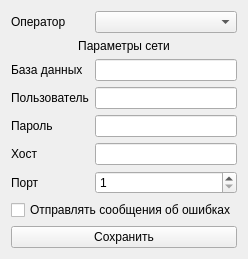
This is src/usonicapp/forms/settings.ui in Kneshal/usonicApp as Qt 5 draws it before an edit. The edited form follows.
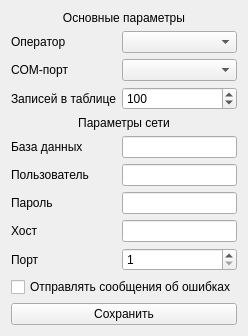
This is the edited form.

What changed in the file:
```diff
--- a/src/usonicapp/forms/settings.ui
+++ b/src/usonicapp/forms/settings.ui
@@ -7,7 +7,7 @@
     <x>0</x>
     <y>0</y>
     <width>229</width>
-    <height>241</height>
+    <height>286</height>
    </rect>
   </property>
   <property name="windowTitle">
@@ -16,14 +16,53 @@
   <layout class="QVBoxLayout" name="verticalLayout">
    <item>
     <layout class="QFormLayout" name="formLayout">
-     <item row="0" column="0">
+     <item row="0" column="0" colspan="2">
+      <widget class="QLabel" name="label_10">
+       <property name="text">
+        <string>Основные параметры</string>
+       </property>
+       <property name="alignment">
+        <set>Qt::AlignCenter</set>
+       </property>
+      </widget>
+     </item>
+     <item row="1" column="0">
       <widget class="QLabel" name="label">
        <property name="text">
         <string>Оператор</string>
        </property>
       </widget>
      </item>
-     <item row="1" column="0" colspan="2">
+     <item row="1" column="1">
+      <widget class="QComboBox" name="combobox_user"/>
+     </item>
+     <item row="3" column="0">
+      <widget class="QLabel" name="label_9">
+       <property name="text">
+        <string>Записей в таблице</string>
+       </property>
+       <property name="scaledContents">
+        <bool>false</bool>
+       </property>
+      </widget>
+     </item>
+     <item row="3" column="1">
+      <widget class="QSpinBox" name="disp_records_spinbox">
+       <property name="alignment">
+        <set>Qt::AlignLeading|Qt::AlignLeft|Qt::AlignVCenter</set>
+       </property>
+       <property name="minimum">
+        <number>1</number>
+       </property>
+       <property name="maximum">
+        <number>1000</number>
+       </property>
+       <property name="value">
+        <number>100</number>
+       </property>
+      </widget>
+     </item>
+     <item row="4" column="0" colspan="2">
       <widget class="QLabel" name="label_2">
        <property name="text">
         <string>Параметры сети</string>
@@ -33,59 +72,77 @@
        </property>
       </widget>
      </item>
-     <item row="2" column="0">
+     <item row="5" column="0">
       <widget class="QLabel" name="label_3">
        <property name="text">
         <string>База данных</string>
        </property>
       </widget>
      </item>
-     <item row="2" column="1">
-      <widget class="QLineEdit" name="lineedit_dbname"/>
+     <item row="5" column="1">
+      <widget class="QLineEdit" name="lineedit_dbname">
+       <property name="alignment">
+        <set>Qt::AlignLeading|Qt::AlignLeft|Qt::AlignVCenter</set>
+       </property>
+      </widget>
      </item>
-     <item row="3" column="0">
+     <item row="6" column="0">
       <widget class="QLabel" name="label_4">
        <property name="text">
         <string>Пользователь</string>
        </property>
       </widget>
      </item>
-     <item row="3" column="1">
-      <widget class="QLineEdit" name="lineedit_dbuser"/>
+     <item row="6" column="1">
+      <widget class="QLineEdit" name="lineedit_dbuser">
+       <property name="alignment">
+        <set>Qt::AlignLeading|Qt::AlignLeft|Qt::AlignVCenter</set>
+       </property>
+      </widget>
      </item>
-     <item row="4" column="0">
+     <item row="7" column="0">
       <widget class="QLabel" name="label_5">
        <property name="text">
         <string>Пароль</string>
        </property>
       </widget>
      </item>
-     <item row="4" column="1">
+     <item row="7" column="1">
       <widget class="QLineEdit" name="lineedit_dbpassword">
        <property name="echoMode">
         <enum>QLineEdit::Password</enum>
        </property>
+       <property name="alignment">
+        <set>Qt::AlignLeading|Qt::AlignLeft|Qt::AlignVCenter</set>
+       </property>
       </widget>
      </item>
-     <item row="5" column="0">
+     <item row="8" column="0">
       <widget class="QLabel" name="label_6">
        <property name="text">
         <string>Хост</string>
        </property>
       </widget>
      </item>
-     <item row="5" column="1">
-      <widget class="QLineEdit" name="lineedit_dbhost"/>
+     <item row="8" column="1">
+      <widget class="QLineEdit" name="lineedit_dbhost">
+       <property name="alignment">
+        <set>Qt::AlignLeading|Qt::AlignLeft|Qt::AlignVCenter</set>
+       </property>
+      </widget>
      </item>
-     <item row="6" column="0">
+     <item row="9" column="0">
       <widget class="QLabel" name="label_7">
        <property name="text">
         <string>Порт</string>
        </property>
       </widget>
      </item>
-     <item row="6" column="1">
+     <item row="9" column="1">
       <widget class="QSpinBox" name="spinbox_port">
+       <property name="alignment">
+        <set>Qt::AlignLeading|Qt::AlignLeft|Qt::AlignVCenter</set>
+       </property>
        <property name="minimum">
         <number>1</number>
        </property>
@@ -94,7 +151,7 @@
        </property>
       </widget>
      </item>
-     <item row="7" column="0" colspan="2">
+     <item row="10" column="0" colspan="2">
       <widget class="QCheckBox" name="checkbox_bugreport">
        <property name="text">
         <string>Отправлять сообщения об ошибках</string>
@@ -104,8 +161,15 @@
        </property>
       </widget>
      </item>
-     <item row="0" column="1">
-      <widget class="QComboBox" name="combobox_user"/>
+     <item row="2" column="0">
+      <widget class="QLabel" name="label_8">
+       <property name="text">
+        <string>COM-порт</string>
+       </property>
+      </widget>
+     </item>
+     <item row="2" column="1">
+      <widget class="QComboBox" name="combobox_serialport"/>
      </item>
     </layout>
    </item>
```
